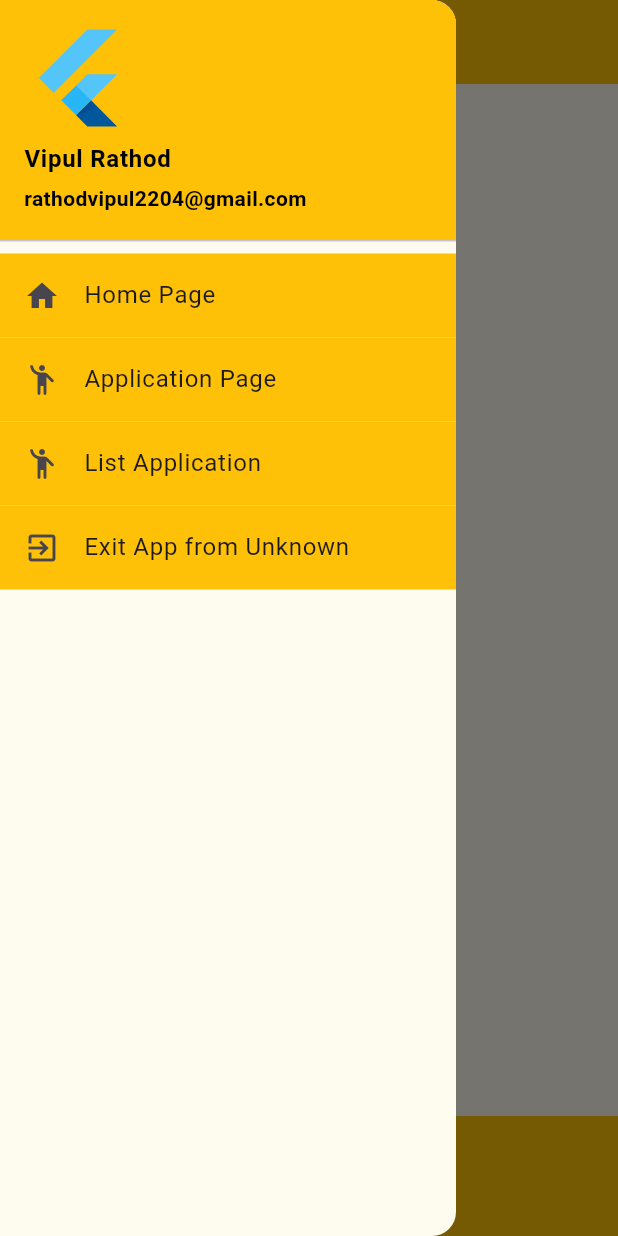
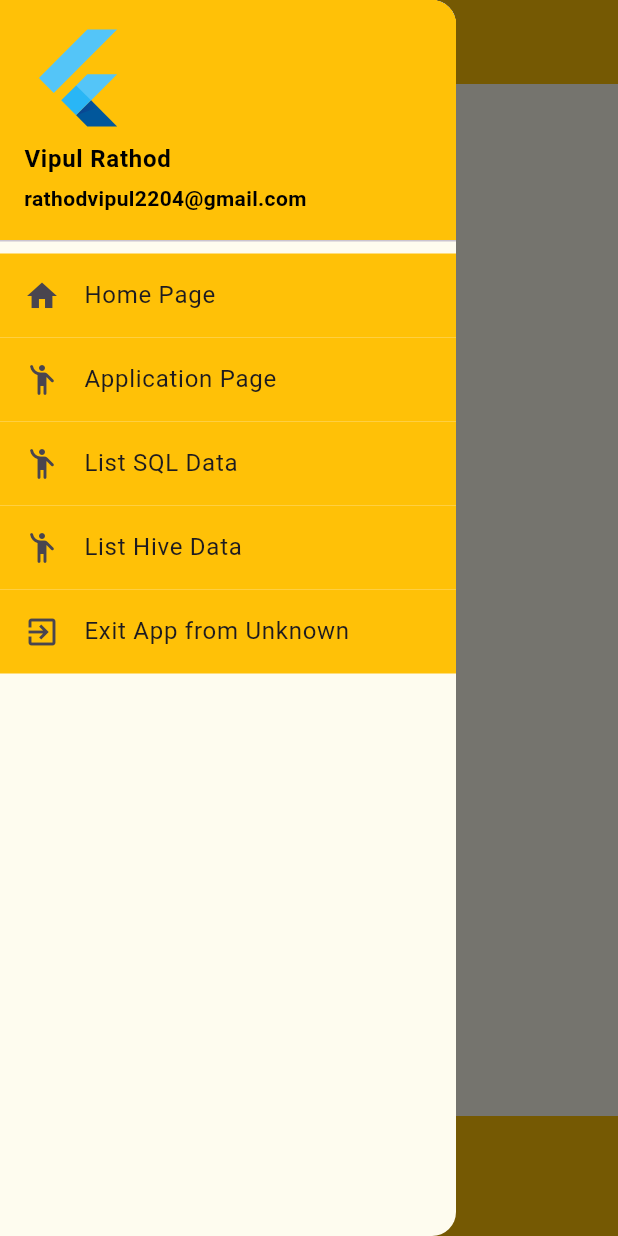
Before and after one commit to vipul-rathod/flutter_apps, a Flutter app: the screen it shows after launch, in the side drawer, after a tap on "Application Form", on a phone screen of 412 x 824 dp. Run offline on Flutter 3.47's test engine with Material 3 defaults, Android fonts, the phone set to English and light mode, and no system bars; our stand-ins replace hive, sqflite; missing offline and left inert: flutter_exit_app; accounts and stored records are empty.

Commit message:
Hive submit and list successful.

```diff
--- a/lib/addemployeeform.dart
+++ b/lib/addemployeeform.dart
@@ -1,11 +1,13 @@
 import 'package:flutter/material.dart';
 import 'package:flutter/services.dart';
+import 'package:owner_form_app/models/data_model.dart';
 import 'package:owner_form_app/myscaffold.dart';
 import 'dart:async';
 import 'package:owner_form_app/utils/database_helper.dart';
 import 'package:sqflite/sqflite.dart';
 import 'package:owner_form_app/models/employee.dart';
 import 'package:owner_form_app/employeelist1.dart';
+import 'package:hive/hive.dart';
 
 List<String> list = <String>['Fresher', 'Experienced'];
 List controllerList = [];
@@ -23,6 +25,7 @@ class AddEmployeeFormState extends State<AddEmployeeForm> {
   var selectedGender = 'male';
   var confirmationBool = false;
   var expLevel = 'Fresher';
+  Box<DataModel>? userBox;
 
   TextEditingController nameController = TextEditingController();
   TextEditingController dobController = TextEditingController();
@@ -177,8 +180,12 @@ Future<List<Employee>> getEmployees() async{
                       children: <Widget>[ElevatedButton(
                         onPressed: () {
                           if (_formKey.currentState!.validate()) {
-                            _insert(nameController.text, dobController.text, phoneController.text, expLevel, selectedGender, confirmationBool);
-                            Navigator.of(context).push(MaterialPageRoute(builder: (context)=> ApplicationBuilder(future: getEmployees())));
+                            // _insert(nameController.text, dobController.text, phoneController.text, expLevel, selectedGender, confirmationBool);
+                            // Navigator.of(context).push(MaterialPageRoute(builder: (context)=> ApplicationBuilder(future: getEmployees())));
+
+                            _insertHive(nameController.text, dobController.text, phoneController.text, expLevel, selectedGender, confirmationBool);
+                            Navigator.of(context).push(MaterialPageRoute(builder: (context)=> AppBuilder(future: _getDataHive())));
+                            // _getDataHive();
                           }
                         },
                         child: const Text('Submit', style: TextStyle(color: Colors.black)),
@@ -205,6 +212,24 @@ Future<List<Employee>> getEmployees() async{
     int id = await db.insert(DatabaseHelper.table, row);
     return id;
   }
+
+  _insertHive(name, dob, phone, expLevel, gender, confirmation) async {
+    DataModel dataModel = DataModel(name: name, dob: dob, phone: phone, expLevel: expLevel, gender: gender, confirmation: confirmation);
+    Box<DataModel> dbBox = Hive.box('employee_box');
+    dbBox..add(dataModel);
+  }
+
+  Future<List<DataModel>> _getDataHive()async{
+    Box<DataModel> userBox = Hive.box('employee_box');
+    List<DataModel> items = userBox.values.toList();
+    return items;
+  }
+
+  // _getDataHive()async{
+  //   userBox = Hive.box('employee_box');
+  //   var items  = userBox!.values.toList().reversed.toList();
+  //   return items;
+  // }
 }
 
 enum Gender {male, female}
--- a/lib/main.dart
+++ b/lib/main.dart
@@ -1,7 +1,19 @@
+import 'dart:io';
+import 'package:hive/hive.dart';
 import 'package:flutter/material.dart';
+import 'package:owner_form_app/models/data_model.dart';
 import 'package:owner_form_app/myhomepage.dart';
+import 'package:path_provider/path_provider.dart';
 
 void main() async {
+  // Initialize Hive Adapter
+  WidgetsFlutterBinding.ensureInitialized();
+  Directory directory = await getApplicationDocumentsDirectory();
+  Hive.init(directory.path);
+  Hive.registerAdapter(DataModelAdapter());
+  Box<DataModel> box = await Hive.openBox('employee_box');
+
+  //Run Main App
   runApp(const MyApp());
 }
 
--- /dev/null
+++ b/lib/models/data_model.dart
@@ -0,0 +1,26 @@
+import 'package:hive/hive.dart';
+
+part 'data_model.g.dart';
+
+@HiveType(typeId: 0)
+class DataModel extends HiveObject {
+  @HiveField(0)
+  final String? name;
+
+  @HiveField(1)
+  final String? dob ;
+
+  @HiveField(2)
+  final String? phone;
+
+  @HiveField(3)
+  final String? expLevel;
+
+  @HiveField(4)
+  final String? gender;
+
+  @HiveField(5)
+  final bool? confirmation;
+
+  DataModel({this.name, this.dob, this.phone, this.expLevel, this.gender, this.confirmation});
+}
--- a/lib/mydrawer.dart
+++ b/lib/mydrawer.dart
@@ -6,6 +6,8 @@ import 'package:owner_form_app/myhomepage.dart';
 import 'package:flutter_exit_app/flutter_exit_app.dart';
 import 'package:owner_form_app/models/employee.dart';
 import 'package:owner_form_app/utils/database_helper.dart';
+import 'package:hive/hive.dart';
+import 'package:owner_form_app/models/data_model.dart';
 
 class MyDrawer extends StatefulWidget{
   const MyDrawer({super.key});
@@ -44,6 +46,12 @@ class _MyDrawerState extends State<MyDrawer>{
     return await instance.getApplication();
   }
 
+  Future<List<DataModel>> _getDataHive()async{
+    Box<DataModel> userBox = Hive.box('employee_box');
+    List<DataModel> items = userBox.values.toList();
+    return items;
+  }
+
   @override
   Widget build(BuildContext context){
     return Drawer(
@@ -79,8 +87,16 @@ class _MyDrawerState extends State<MyDrawer>{
               hoverColor: Colors.blue,
               tileColor: Colors.amber,
               leading: const Icon(Icons.emoji_people_rounded),
-              title: const Text('List Application'),
+              title: const Text('List SQL Data'),
               onTap: () {Navigator.of(context).push(MaterialPageRoute(builder: (context)=> ApplicationBuilder(future: getEmployees())));}
+            ),
+
+            ListTile(
+              hoverColor: Colors.blue,
+              tileColor: Colors.amber,
+              leading: const Icon(Icons.emoji_people_rounded),
+              title: const Text('List Hive Data'),
+              onTap: () {Navigator.of(context).push(MaterialPageRoute(builder: (context)=> AppBuilder(future: _getDataHive())));}
             ),
 
             ListTile(
```
Also changed, not shown: lib/employeelist1.dart (+49 -0 lines), lib/models/data_model.g.dart (added).
